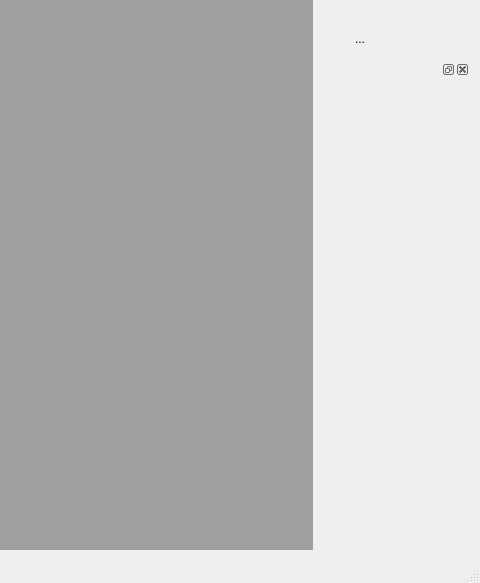
The window that src/mainwindow.ui (PhotoFlare/photoflare) describes before a commit, drawn with Qt 5; both pictures show x 602 to 1082 and y 417 to 1000 of the 1082 by 1000 pixel window.
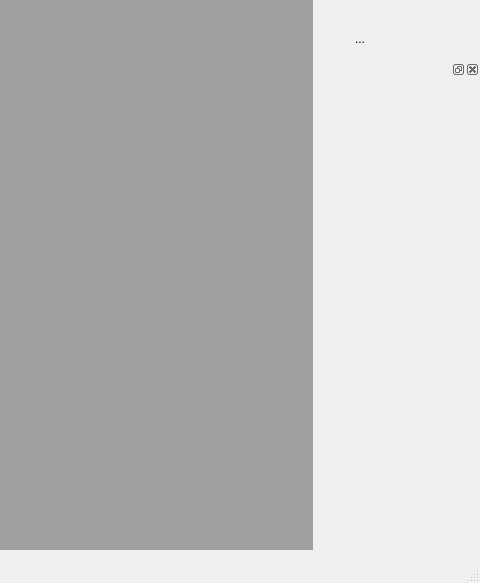
The same window after the commit. Icons and pictures are not drawn. Custom widgets are drawn as their Qt base class.

Commit message: Finish setting of Dock layout on startup

What changed in the file:
```diff
--- a/src/mainwindow.ui
+++ b/src/mainwindow.ui
@@ -980,10 +980,16 @@
    <addaction name="actionRotate_CW"/>
   </widget>
   <widget class="QDockWidget" name="dockWidgetSettings">
+   <property name="minimumSize">
+    <size>
+     <width>150</width>
+     <height>400</height>
+    </size>
+   </property>
    <property name="maximumSize">
     <size>
-     <width>140</width>
-     <height>300</height>
+     <width>150</width>
+     <height>400</height>
     </size>
    </property>
    <attribute name="dockWidgetArea">
```
Left out of the diff: 6 changed lines with no effect on the pictures. The commit also changes 4 other files.
